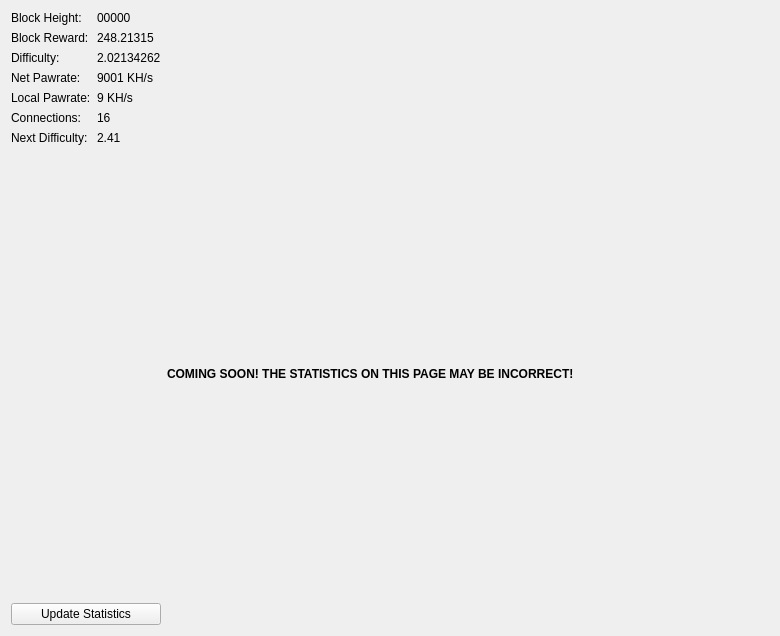
Above: src/qt/forms/statisticspage.ui from MrHFox/FoxHole_ before the change. Below: the same form after it.
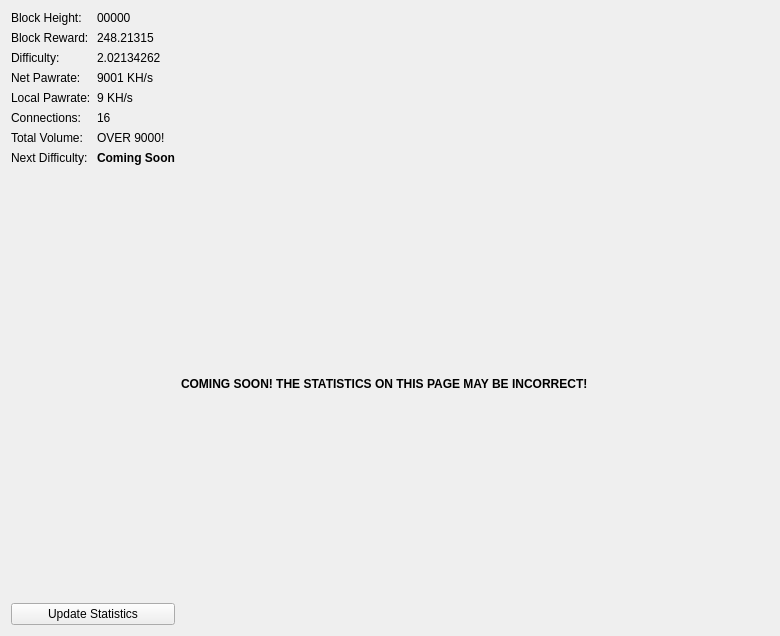
That is the form after the change.

```diff
--- a/src/qt/forms/statisticspage.ui
+++ b/src/qt/forms/statisticspage.ui
@@ -149,17 +149,31 @@
        </property>
       </widget>
      </item>
-     <item row="6" column="0">
+     <item row="7" column="0">
       <widget class="QLabel" name="label2">
        <property name="text">
         <string>Next Difficulty:</string>
        </property>
       </widget>
      </item>
-     <item row="6" column="1">
+     <item row="7" column="1">
       <widget class="QLabel" name="nextBox">
        <property name="text">
-        <string>2.41</string>
+        <string>&lt;html&gt;&lt;head/&gt;&lt;body&gt;&lt;p&gt;&lt;span style=&quot; font-weight:600;&quot;&gt;Coming Soon&lt;/span&gt;&lt;/p&gt;&lt;/body&gt;&lt;/html&gt;</string>
+       </property>
+      </widget>
+     </item>
+     <item row="6" column="0">
+      <widget class="QLabel" name="label_4">
+       <property name="text">
+        <string>Total Volume:</string>
+       </property>
+      </widget>
+     </item>
+     <item row="6" column="1">
+      <widget class="QLabel" name="volumeBox">
+       <property name="text">
+        <string>OVER 9000!</string>
        </property>
       </widget>
      </item>
```
